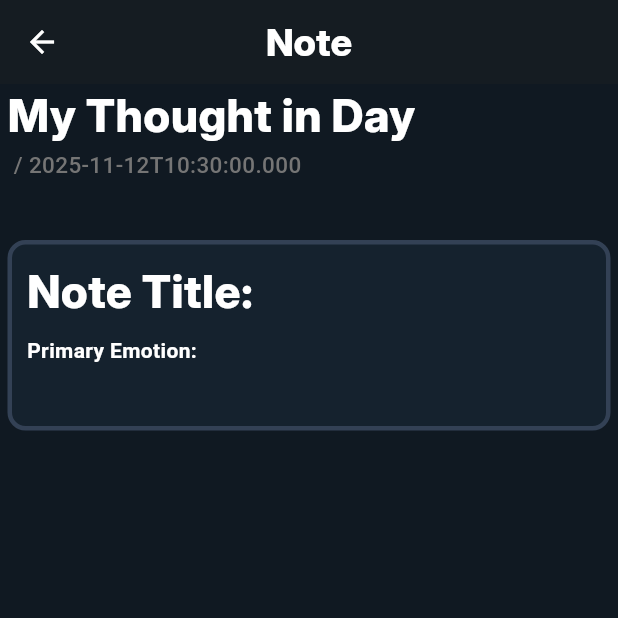
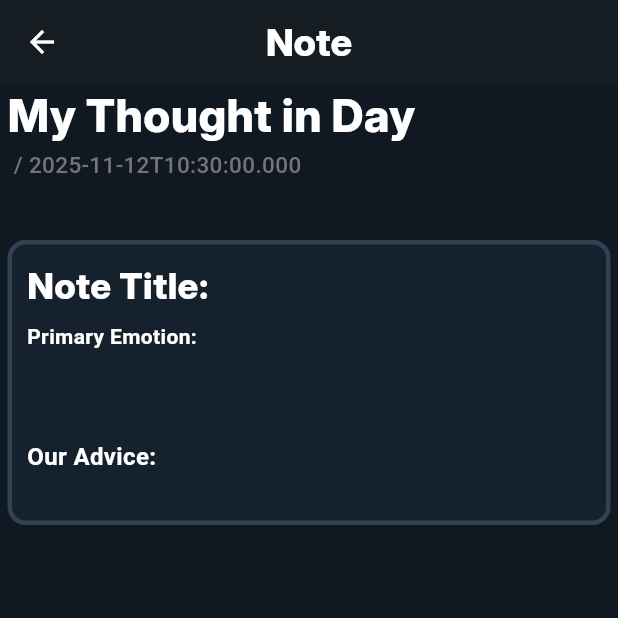
Before and after one commit to Youssef3082004/Tawasul, a Flutter app: the NoteContent screen opened directly with empty values, on a phone screen of 412 x 824 dp, the top half of it. Run offline on Flutter 3.47's test engine with Material 3 defaults, Android fonts, the phone set to English and light mode, and no system bars; our stand-ins replace fl_chart, flutter_gemini, image_picker, smooth_page_indicator, sqflite; accounts and stored records are empty.

Commit message:
Add Gimini API to generate Advices to User and save it in DB

```diff
--- a/lib/database.dart
+++ b/lib/database.dart
@@ -33,6 +33,7 @@ class DatabaseHelper {
         id INTEGER PRIMARY KEY AUTOINCREMENT,
         title TEXT NOT NULL,
         content TEXT NOT NULL,
+        advice TEXT NOT NULL,
         date TEXT NOT NULL,
         time TEXT NOT NULL,
         contentState TEXT NOT NULL
--- a/lib/provider/ThoughtsProvider.dart
+++ b/lib/provider/ThoughtsProvider.dart
@@ -7,11 +7,19 @@ class Thoughtsprovider extends ChangeNotifier {
   bool _Analyzed = false;
   bool _FillTitle = false;
   bool _FillText = false;
+  String _NoteText = "";
+  String _Advice = "";
+  String _Emotion = "";
+
 
 
   bool get isAnalyzed => _Analyzed;
   bool get isFillTitle => _FillTitle;
   bool get isFillText => _FillText;
+  String get NoteText => _NoteText;
+  String get Advice => _Advice;
+  String get Emotion => _Emotion;
+
 
 
   void ToggleAnalyzed(bool value){
@@ -30,6 +38,22 @@ class Thoughtsprovider extends ChangeNotifier {
   }
 
 
+  void UpdateNote(String NoteText){
+    _NoteText = NoteText;
+    notifyListeners();
+  }
+
+  void UpdateAdvice(String Advice){
+    _Advice = Advice;
+    notifyListeners();
+  }
+
+  void UpdateEmotion(String Emotion){
+    _Emotion = Emotion;
+    notifyListeners();
+  }
+
+
   void ResetAll() {
     _Analyzed = false;
     _FillText = false;
--- a/lib/widget/note_widget.dart
+++ b/lib/widget/note_widget.dart
@@ -63,8 +63,8 @@ class NoteContent extends StatelessWidget {
   Widget PredictedClass({required BuildContext context,required String Class_text}){
     Constants cons = Constants(context: context);
 
-    Text title = Text("Note Title: ${content["title"]}",style: TextStyle(color: Colors.white,fontSize: 30,fontWeight: FontWeight.bold,fontFamily: "Inter_ExtraBold"),);
-    Row title_row = Row(children: [title,],spacing: 5);
+    Text title = Text("Note Title: ${content["title"]}",softWrap: true,style: TextStyle(color: Colors.white,fontSize: 24,fontWeight: FontWeight.bold,fontFamily: "Inter_ExtraBold"),);
+    Column title_row = Column(children: [title,],spacing: 5);
 
 
     Text Primaery =  Text("Primary Emotion:",style:TextStyle(color: Colors.white,fontWeight: FontWeight.bold));
@@ -73,7 +73,13 @@ class NoteContent extends StatelessWidget {
     Text Desc = Text("${content["content"]}",style: TextStyle(color: Colors.white54,fontWeight: FontWeight.w500,fontSize: 16),maxLines: null,overflow:TextOverflow.visible,softWrap: true,textWidthBasis: TextWidthBasis.parent,textAlign: TextAlign.left);
     Row Desc_Row  = Row(children: [Expanded(child: Desc)],mainAxisAlignment: MainAxisAlignment.start,);
 
-    Column Class_Column = Column(children: [title_row,class_row,Desc_Row],spacing: 5);
+
+    Text advice_label = Text("\nOur Advice:",style: TextStyle(color: Colors.white,fontSize: 16,fontWeight: FontWeight.bold),);
+    Text advice_Text = Text("${content["advice"]}",textAlign: TextAlign.start,softWrap: true,maxLines: 3,style:TextStyle(color: Colors.grey.shade600,fontWeight: FontWeight.w500,fontSize: 15),);
+    Column Advice_Column = Column(children: [advice_label,advice_Text],crossAxisAlignment: CrossAxisAlignment.start);
+
+
+    Column Class_Column = Column(children: [title_row,class_row,Desc_Row,Advice_Column],spacing: 5,crossAxisAlignment: CrossAxisAlignment.start,);
     return  Container(child: Class_Column,padding: EdgeInsets.all(10),decoration: cons.Container_decor,width: cons.screen_width,);
 
   }
--- a/pubspec.yaml
+++ b/pubspec.yaml
@@ -44,6 +44,8 @@ dependencies:
   path: ^1.9.1
   provider: ^6.1.5+1
   intl: ^0.20.2
+  flutter_gemini: ^3.0.0
+  http: ^1.6.0
 
 flutter_native_splash:
   color: "#ffffff"
```
Also changed, not shown: lib/functions.dart (added, +39 -0 lines), lib/main.dart (+6 -6 lines), lib/screens/Thoughts.dart (+39 -4 lines), lib/widget/CustomWidget.dart (+19 -0 lines), lib/widget/thoughts_widget.dart (+26 -17 lines), pubspec.lock.
